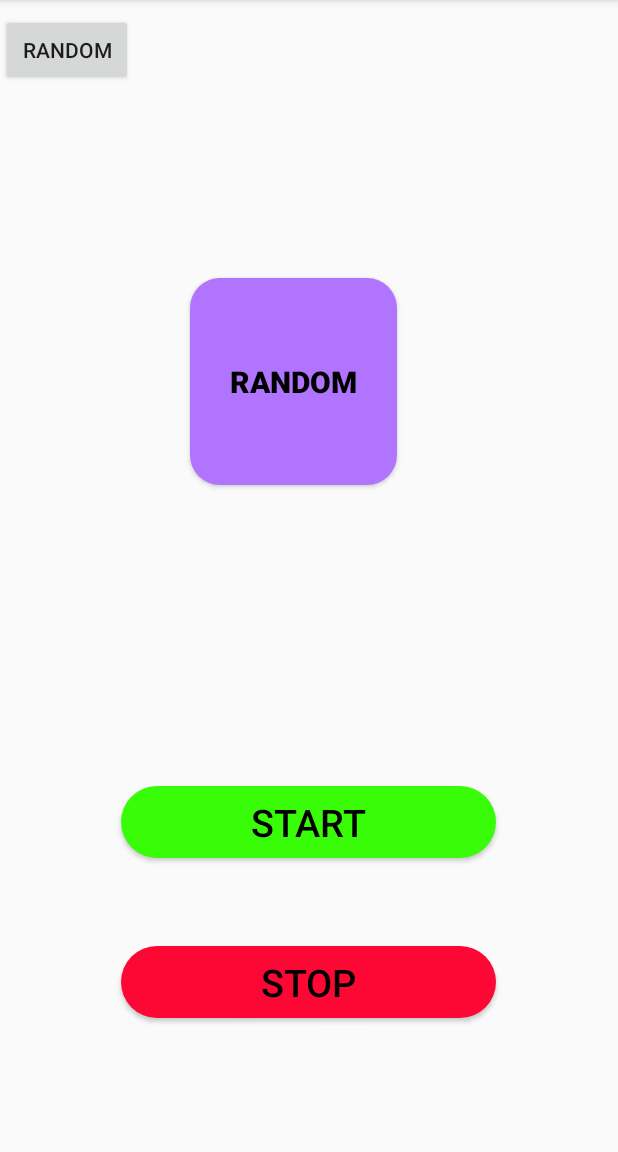
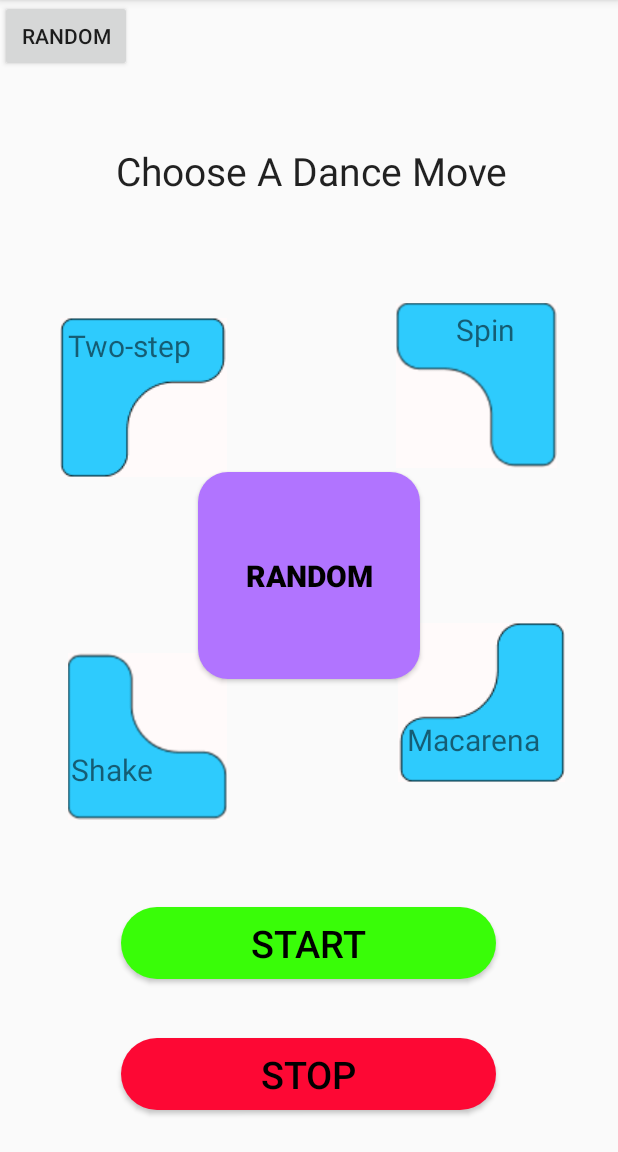
Before and after one commit to DIT112-V20/group-06, an Android app: the screen it shows after launch (MainActivity), on a phone screen of 412 x 824 dp, the part 84-1236 px from its top. Run offline under Robolectric (Android 15) with nearby library versions, the phone set to English and light mode, and no system bars.

Commit message:
Add image buttons and constraints
Added image to drawable folder. Added image buttons for the dance selection buttons as well as button text. Also added constraints to the image buttons and tried to fix constraint issues.

Resolves #44

```diff
--- a/src/app/app/src/main/res/layout/activity_main.xml
+++ b/src/app/app/src/main/res/layout/activity_main.xml
@@ -6,39 +6,74 @@
     android:layout_height="match_parent"
     tools:context=".activity.MainActivity">
     <!--android:text="Hello World!" -->
+
     <TextView
+        android:id="@+id/textView"
         android:layout_width="wrap_content"
         android:layout_height="wrap_content"
-        android:id="@+id/textView"
 
         app:layout_constraintBottom_toBottomOf="parent"
         app:layout_constraintLeft_toLeftOf="parent"
         app:layout_constraintRight_toRightOf="parent"
         app:layout_constraintTop_toTopOf="parent" />
 
+    <ImageButton
+        android:id="@+id/imageButton5"
+        android:layout_width="117dp"
+        android:layout_height="106dp"
+        android:layout_marginStart="39dp"
+        android:layout_marginBottom="61dp"
+        android:backgroundTint="#FFFFFF"
+        android:rotation="90"
+        app:layout_constraintBottom_toTopOf="@+id/startButton"
+        app:layout_constraintStart_toStartOf="parent"
+        app:srcCompat="@drawable/selectable_button_cropped" />
+
+    <ImageButton
+        android:id="@+id/imageButton4"
+        android:layout_width="117dp"
+        android:layout_height="106dp"
+        android:layout_marginStart="39dp"
+        android:layout_marginTop="72dp"
+        android:layout_marginEnd="110dp"
+        android:layout_marginBottom="7dp"
+        android:backgroundTint="#FFFFFF"
+        android:rotation="180"
+        app:layout_constraintBottom_toTopOf="@+id/randomButton"
+        app:layout_constraintEnd_toStartOf="@+id/imageButton3"
+        app:layout_constraintStart_toStartOf="parent"
+        app:layout_constraintTop_toBottomOf="@+id/editText6"
+        app:srcCompat="@drawable/selectable_button_cropped" />
+
+    <ImageButton
+        android:id="@+id/imageButton3"
+        android:layout_width="110dp"
+        android:layout_height="117dp"
+        android:layout_marginTop="48dp"
+        android:layout_marginEnd="40dp"
+        android:backgroundTint="#FFFFFF"
+        android:rotation="270"
+        app:layout_constraintEnd_toEndOf="parent"
+        app:layout_constraintTop_toBottomOf="@+id/editText6"
+        app:srcCompat="@drawable/selectable_button_cropped" />
+
     <Button
         android:id="@+id/button_id"
         android:layout_width="wrap_content"
         android:layout_height="wrap_content"
-        android:layout_marginEnd="323dp"
-        android:layout_marginBottom="457dp"
         android:text="@string/random_button"
-        app:layout_constraintBottom_toTopOf="@+id/startButton"
-        app:layout_constraintEnd_toEndOf="parent"
-        app:layout_constraintStart_toStartOf="parent"
-        app:layout_constraintTop_toTopOf="parent"
         tools:ignore="MissingConstraints" />
 
     <Button
         android:id="@+id/startButton"
         android:layout_width="250dp"
-        android:layout_height="wrap_content"
+        android:layout_height="48dp"
         android:layout_centerHorizontal="true"
         android:layout_centerVertical="true"
         android:layout_marginStart="80dp"
-        android:layout_marginTop="105dp"
+        android:layout_marginTop="54dp"
         android:layout_marginEnd="81dp"
-        android:layout_marginBottom="29dp"
+        android:layout_marginBottom="10dp"
         android:background="@drawable/start_button"
         android:text="Start"
         android:textColor="#000"
@@ -47,27 +82,23 @@
         app:layout_constraintBottom_toTopOf="@+id/stopButton"
         app:layout_constraintEnd_toEndOf="parent"
         app:layout_constraintStart_toStartOf="parent"
-        app:layout_constraintTop_toBottomOf="@+id/randomButton" />
+        app:layout_constraintTop_toBottomOf="@+id/imageButton2" />
 
     <Button
         android:id="@+id/randomButton"
-        android:layout_width="138dp"
+        android:layout_width="148dp"
         android:layout_height="138dp"
         android:layout_centerHorizontal="true"
         android:layout_centerVertical="true"
-        android:layout_marginStart="126dp"
-        android:layout_marginTop="229dp"
-        android:layout_marginEnd="147dp"
-        android:layout_marginBottom="95dp"
+        android:layout_marginEnd="132dp"
+        android:layout_marginBottom="152dp"
         android:background="@drawable/random_button"
         android:text="Random"
         android:textColor="#000"
         android:textSize="20sp"
         android:textStyle="bold"
         app:layout_constraintBottom_toTopOf="@+id/startButton"
-        app:layout_constraintEnd_toEndOf="parent"
-        app:layout_constraintStart_toStartOf="parent"
-        app:layout_constraintTop_toTopOf="parent" />
+        app:layout_constraintEnd_toEndOf="parent" />
 
     <Button
         android:id="@+id/stopButton"
@@ -76,9 +107,8 @@
         android:layout_centerHorizontal="true"
         android:layout_centerVertical="true"
         android:layout_marginStart="80dp"
-        android:layout_marginTop="29dp"
         android:layout_marginEnd="81dp"
-        android:layout_marginBottom="134dp"
+        android:layout_marginBottom="28dp"
         android:background="@drawable/stop_button"
         android:text="Stop"
         android:textColor="#000"
@@ -86,8 +116,87 @@
         android:textStyle="normal"
         app:layout_constraintBottom_toBottomOf="parent"
         app:layout_constraintEnd_toEndOf="parent"
+        app:layout_constraintStart_toStartOf="parent" />
+
+    <ImageButton
+        android:id="@+id/imageButton2"
+        android:layout_width="117dp"
+        android:layout_height="106dp"
+        android:layout_marginStart="105dp"
+        android:layout_marginTop="100dp"
+        android:backgroundTint="#FFFFFF"
+        app:layout_constraintStart_toEndOf="@+id/imageButton5"
+        app:layout_constraintTop_toBottomOf="@+id/imageButton3"
+        app:srcCompat="@drawable/selectable_button_cropped" />
+
+    <TextView
+        android:id="@+id/editText"
+        android:layout_width="85dp"
+        android:layout_height="44dp"
+        android:layout_marginStart="8dp"
+        android:layout_marginTop="5dp"
+        android:layout_marginEnd="24dp"
+        android:layout_marginBottom="57dp"
+        android:ems="10"
+        android:text="Two-step"
+        android:textSize="20sp"
+        app:layout_constraintBottom_toBottomOf="@+id/imageButton4"
+        app:layout_constraintEnd_toEndOf="@+id/imageButton4"
+        app:layout_constraintStart_toStartOf="@+id/imageButton4"
+        app:layout_constraintTop_toTopOf="@+id/imageButton4" />
+
+    <TextView
+        android:id="@+id/editText3"
+        android:layout_width="50dp"
+        android:layout_height="42dp"
+        android:layout_marginEnd="18dp"
+        android:layout_marginBottom="67dp"
+        android:ems="10"
+        android:text="Spin"
+        android:textSize="20sp"
+        app:layout_constraintBottom_toBottomOf="@+id/imageButton3"
+        app:layout_constraintEnd_toEndOf="@+id/imageButton3" />
+
+    <TextView
+        android:id="@+id/editText4"
+        android:layout_width="56dp"
+        android:layout_height="44dp"
+        android:layout_marginTop="62dp"
+        android:layout_marginEnd="53dp"
+        android:ems="10"
+        android:text="Shake"
+        android:textSize="20sp"
+        app:layout_constraintEnd_toEndOf="@+id/imageButton5"
+        app:layout_constraintTop_toTopOf="@+id/imageButton5" />
+
+    <TextView
+        android:id="@+id/editText5"
+        android:layout_width="91dp"
+        android:layout_height="39dp"
+        android:layout_marginStart="9dp"
+        android:layout_marginTop="64dp"
+        android:ems="10"
+        android:text="Macarena"
+        android:textSize="20sp"
+        app:layout_constraintStart_toStartOf="@+id/imageButton2"
+        app:layout_constraintTop_toTopOf="@+id/imageButton2" />
+
+    <TextView
+        android:id="@+id/editText6"
+        android:layout_width="271dp"
+        android:layout_height="54dp"
+        android:layout_marginStart="77dp"
+        android:layout_marginTop="48dp"
+        android:layout_marginEnd="63dp"
+        android:layout_marginBottom="61dp"
+        android:ems="10"
+        android:text="Choose A Dance Move"
+        android:textAppearance="@style/TextAppearance.AppCompat.Large"
+        android:textSize="26sp"
+        app:layout_constraintBottom_toTopOf="@+id/imageButton3"
+        app:layout_constraintEnd_toEndOf="parent"
         app:layout_constraintStart_toStartOf="parent"
-        app:layout_constraintTop_toBottomOf="@+id/startButton" />
+        app:layout_constraintTop_toBottomOf="@+id/button_id" />
 
 
 </androidx.constraintlayout.widget.ConstraintLayout>
```
Also changed, not shown: src/app/app/src/main/res/drawable/selectable_button_cropped.png (added).
